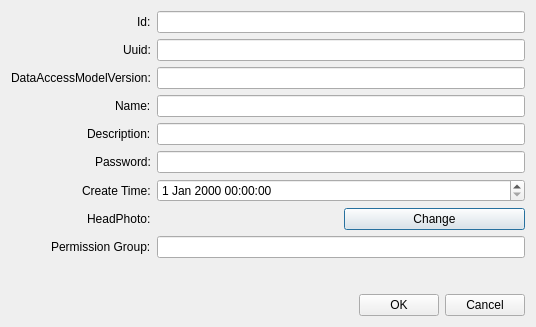
Above: src/ui/editorusersettings.ui from kiraYuukiAsuna/SwcDbmsQtClient before the change. Below: the same form after it.
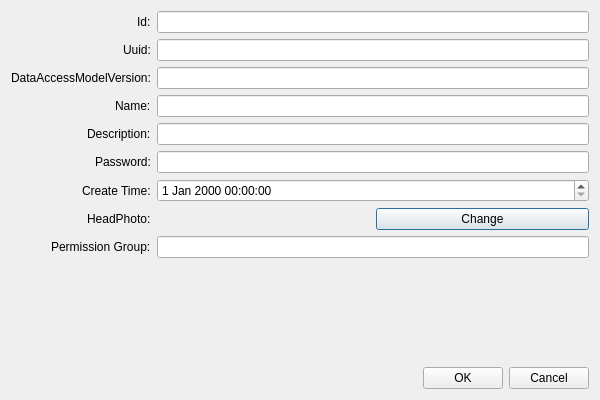
That is the form after the change.

The edit to the form file:
```diff
--- a/src/ui/editorusersettings.ui
+++ b/src/ui/editorusersettings.ui
@@ -6,8 +6,8 @@
    <rect>
     <x>0</x>
     <y>0</y>
-    <width>536</width>
-    <height>327</height>
+    <width>600</width>
+    <height>400</height>
    </rect>
   </property>
   <property name="windowTitle">
```
